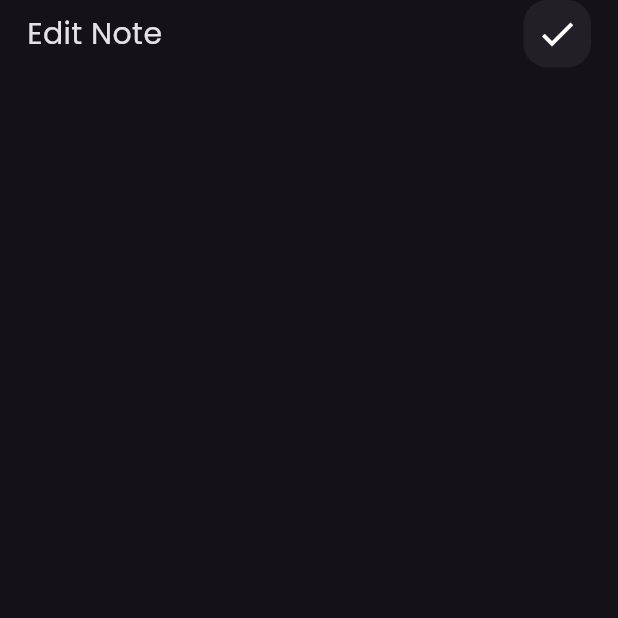
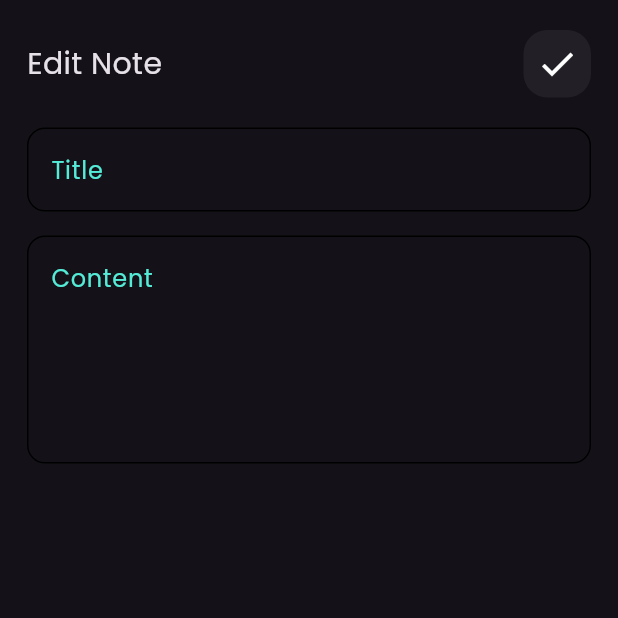
Before and after one commit to Ashraf0Sherif/notes_app, a Flutter app: the screen it shows after launch, after a tap on "Flutter Tips", on a phone screen of 412 x 824 dp, the top half of it. Run offline on Flutter 3.47's test engine with Material 3 defaults, Android fonts, the phone set to English and light mode, and no system bars.

```diff
--- /dev/null
+++ b/lib/models/note_model.dart
@@ -0,0 +1,10 @@
+class NoteModel {
+  NoteModel(
+      {required this.title,
+      required this.subTitle,
+      required this.date,
+      required this.color});
+
+  final String title, subTitle, date;
+  final int color;
+}
--- a/lib/views/notes_view_body.dart
+++ b/lib/views/notes_view_body.dart
@@ -11,6 +11,7 @@ class NotesViewBody extends StatelessWidget {
       padding: EdgeInsets.symmetric(horizontal: 18),
       child: Column(
         children: [
+          SizedBox(height: 20,),
           CustomAppBar(title: "Notes",icon: Icons.search,),
           Expanded(child: NotesListView()),
         ],
--- a/lib/widgets/edit_note_view_body.dart
+++ b/lib/widgets/edit_note_view_body.dart
@@ -1,5 +1,6 @@
 import 'package:flutter/material.dart';
 import 'package:notes_app/widgets/custom_app_bar.dart';
+import 'package:notes_app/widgets/custom_text_field.dart';
 
 class EditNoteViewBody extends StatelessWidget {
   const EditNoteViewBody({super.key});
@@ -11,7 +12,24 @@ class EditNoteViewBody extends StatelessWidget {
         padding: EdgeInsets.symmetric(horizontal: 18),
         child: Column(
           children: [
-            CustomAppBar(title: "Edit Note",icon: Icons.check,),
+            const SizedBox(height: 20,),
+            CustomAppBar(
+              title: "Edit Note",
+              icon: Icons.check,
+            ),
+            const SizedBox(
+              height: 20,
+            ),
+            CustomTextField(hintText: "Title", onChanged: (text) {}),
+            const SizedBox(
+              height: 16,
+            ),
+            CustomTextField(
+              hintText: "Content",
+              onChanged: (text) {},
+              minLines: 5,
+              maxLines: 5,
+            ),
           ],
         ),
       ),
```
